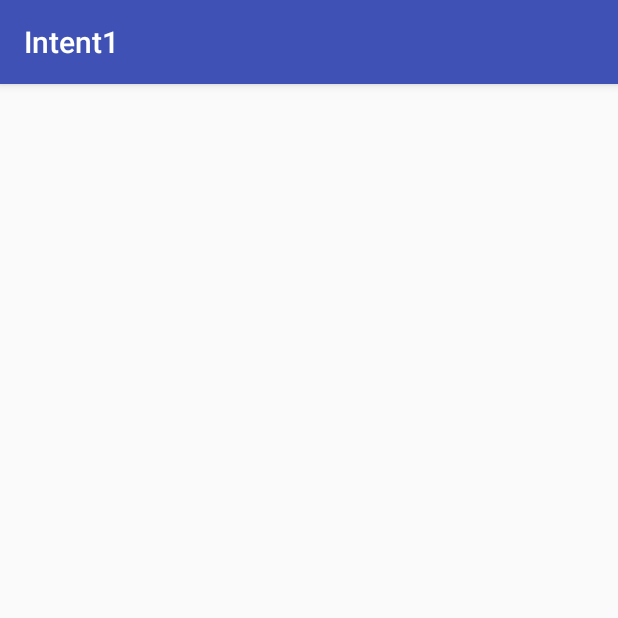
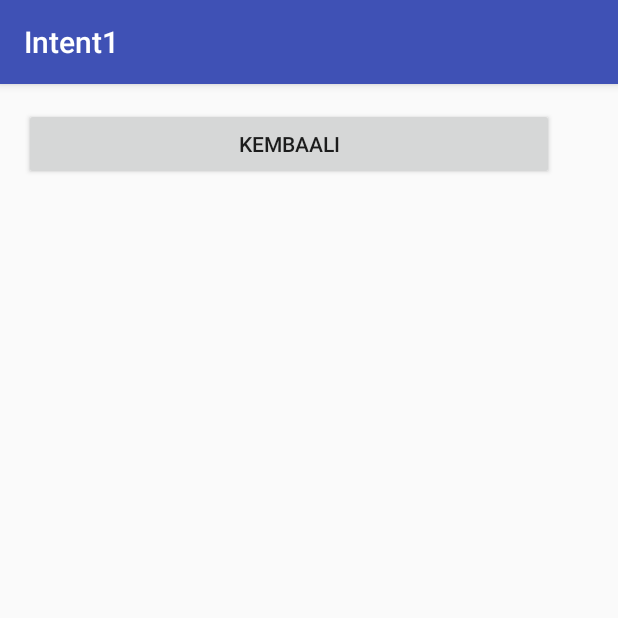
Before and after one commit to Ramadhangga/Intent1, an Android app: the HasilActivity screen opened directly, with no data from a screen before it, on a phone screen of 412 x 824 dp, the top half of it. Run offline under Robolectric (Android 15) with nearby library versions, the phone set to English and light mode, and no system bars.

```diff
--- a/app/src/main/java/id/sch/smktelkom_mlg/learn/intent1/HasilActivity.java
+++ b/app/src/main/java/id/sch/smktelkom_mlg/learn/intent1/HasilActivity.java
@@ -2,6 +2,7 @@ package id.sch.smktelkom_mlg.learn.intent1;
 
 import android.os.Bundle;
 import android.support.v7.app.AppCompatActivity;
+import android.view.View;
 
 public class HasilActivity extends AppCompatActivity {
 
@@ -9,5 +10,12 @@ public class HasilActivity extends AppCompatActivity {
     protected void onCreate(Bundle savedInstanceState) {
         super.onCreate(savedInstanceState);
         setContentView(R.layout.activity_hasil);
+
+        findViewById(R.id.buttonBack).setOnClickListener(new View.OnClickListener() {
+            @Override
+            public void onClick(View v) {
+                onBackPressed();
+            }
+        });
     }
 }
--- a/app/src/main/res/layout/activity_hasil.xml
+++ b/app/src/main/res/layout/activity_hasil.xml
@@ -1,12 +1,18 @@
 <?xml version="1.0" encoding="utf-8"?>
-<RelativeLayout xmlns:android="http://schemas.android.com/apk/res/android"
+<LinearLayout xmlns:android="http://schemas.android.com/apk/res/android"
     xmlns:tools="http://schemas.android.com/tools"
     android:layout_width="match_parent"
     android:layout_height="match_parent"
+    android:orientation="vertical"
     android:paddingBottom="@dimen/activity_vertical_margin"
     android:paddingLeft="@dimen/activity_horizontal_margin"
     android:paddingRight="@dimen/activity_horizontal_margin"
     android:paddingTop="@dimen/activity_vertical_margin"
     tools:context="id.sch.smktelkom_mlg.learn.intent1.HasilActivity">
 
-</RelativeLayout>
+    <Button
+        android:id="@+id/buttonBack"
+        android:layout_width="353dp"
+        android:layout_height="wrap_content"
+        android:text="KEMBAALI" />
+</LinearLayout>
```
